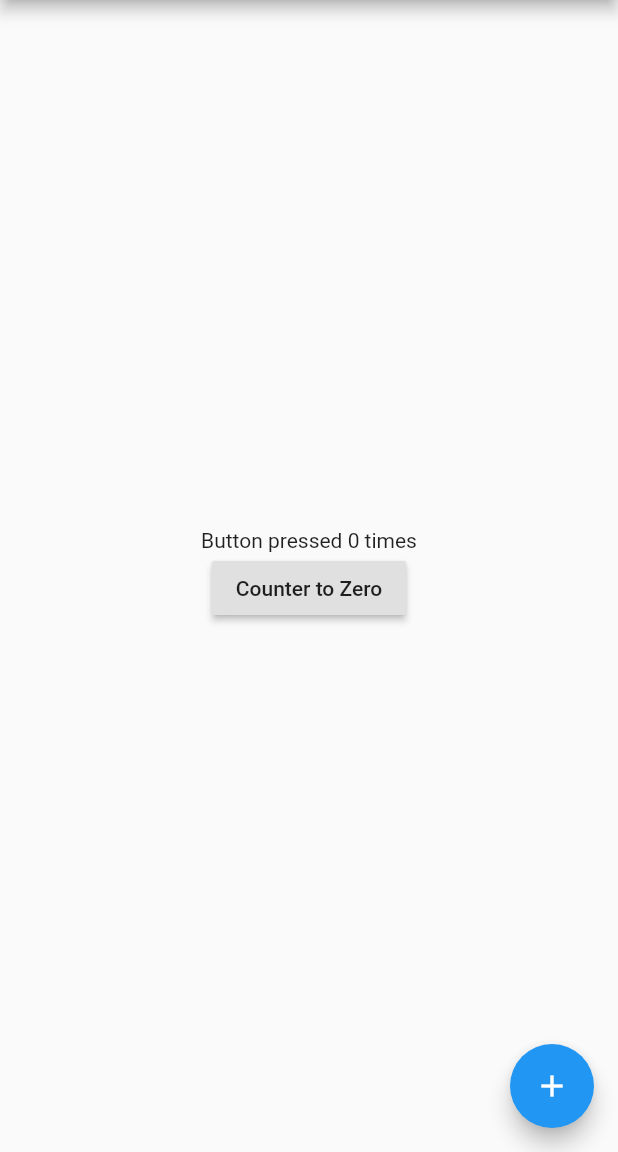
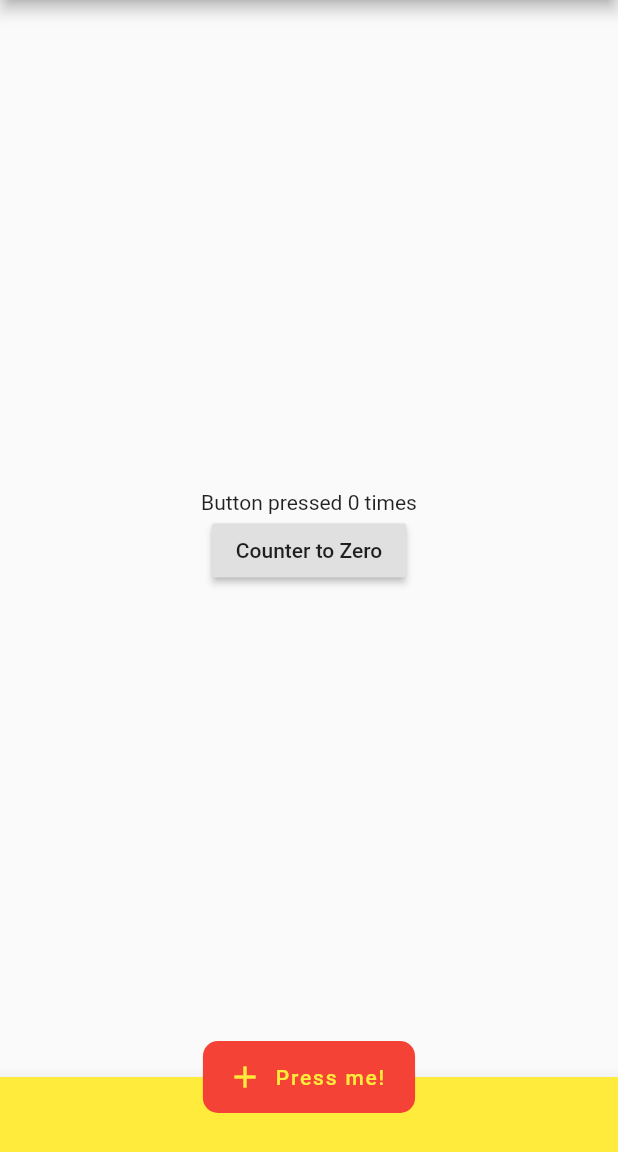
Before and after one commit to coodoo-io/flutter-floating-action-button, a Flutter app: the screen it shows after launch, on a phone screen of 412 x 824 dp, the part 84-1236 px from its top. Run offline on Flutter 3.47's test engine with Material 2 defaults, Android fonts, the phone set to English and light mode, and no system bars.

Commit message:
no message

```diff
--- a/lib/main-3docked.dart
+++ b/lib/main-3docked.dart
@@ -68,7 +68,7 @@ class _MyHomePageState extends State<MyHomePage>
         color: Colors.yellow,
         child: Container(height: 50.0),
       ),
-      floatingActionButtonLocation: FloatingActionButtonLocation.centerDocked,
+      floatingActionButtonLocation: FloatingActionButtonLocation.endDocked,
     );
   }
 }
--- a/lib/main-5extended.dart
+++ b/lib/main-5extended.dart
@@ -58,6 +58,7 @@ class _MyHomePageState extends State<MyHomePage>
         },
       ),
       floatingActionButton: FloatingActionButton.extended(
+        icon: Icon(Icons.add),
         label: Text('Press me!'),
         onPressed: _incrementCounter,
         tooltip: 'Increment',
--- a/lib/main.dart
+++ b/lib/main.dart
@@ -57,11 +57,21 @@ class _MyHomePageState extends State<MyHomePage>
           );
         },
       ),
-      floatingActionButton: FloatingActionButton(
+      floatingActionButton: FloatingActionButton.extended(
+        icon: Icon(Icons.add),
+        label: Text('Press me!'),
         onPressed: _incrementCounter,
         tooltip: 'Increment',
-        child: Icon(Icons.add),
+        foregroundColor: Colors.yellow,
+        backgroundColor: Colors.red,
+        elevation: 0.0,
+        shape: RoundedRectangleBorder(borderRadius: BorderRadius.circular(10.0)),
       ),
+      bottomNavigationBar: BottomAppBar(
+        color: Colors.yellow,
+        child: Container(height: 50.0),
+      ),
+      floatingActionButtonLocation: FloatingActionButtonLocation.centerDocked,
     );
   }
 }
```
Also changed, not shown: lib/main-1first-button.dart (+2 -8 lines), 27 other files.
